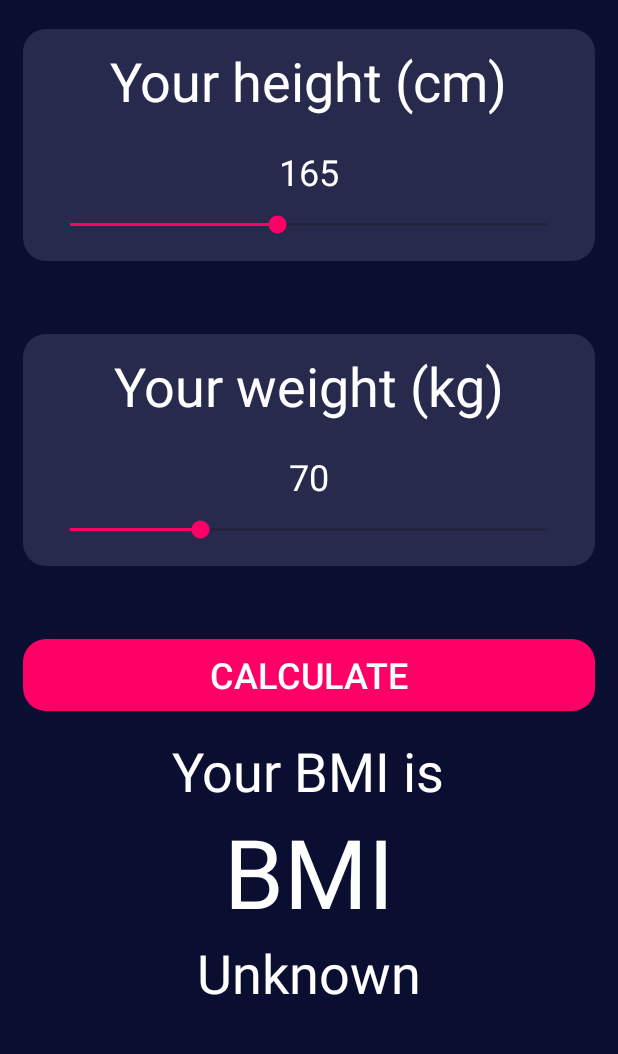
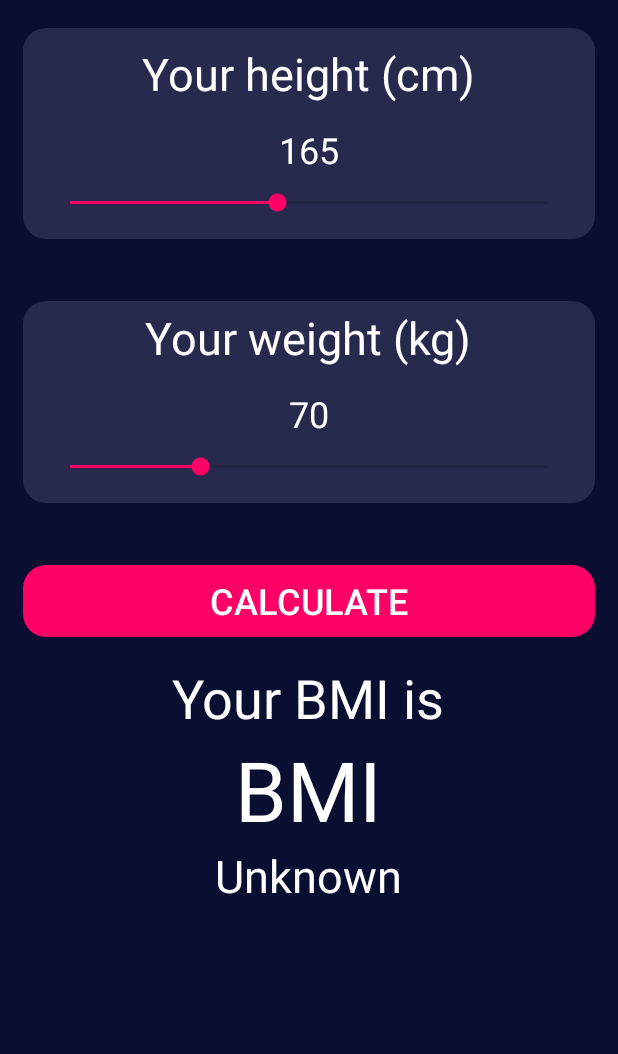
Before and after one commit to mirkamalg/BMICalculator, an Android app: the screen it shows after launch (MainActivity), on a phone screen of 412 x 824 dp, the part 109-1163 px from its top. Run offline under Robolectric (Android 15) with nearby library versions, the phone set to English and light mode, and no system bars.

Commit message:
Edited design and added README.md

```diff
--- a/app/src/main/res/layout/activity_main.xml
+++ b/app/src/main/res/layout/activity_main.xml
@@ -1,6 +1,5 @@
 <?xml version="1.0" encoding="utf-8"?>
 <LinearLayout xmlns:android="http://schemas.android.com/apk/res/android"
-    xmlns:app="http://schemas.android.com/apk/res-auto"
     xmlns:tools="http://schemas.android.com/tools"
     android:layout_width="match_parent"
     android:layout_height="match_parent"
@@ -22,7 +21,7 @@
     <Space
         android:layout_width="match_parent"
         android:layout_height="0dp"
-        android:layout_weight="0.1"/>
+        android:layout_weight="0.05"/>
 
     <LinearLayout
         android:layout_width="match_parent"
@@ -30,17 +29,18 @@
         android:layout_marginStart="15dp"
         android:layout_marginEnd="15dp"
         android:background="@drawable/bg_linear_layout"
-        android:orientation="vertical">
+        android:orientation="vertical"
+        android:layout_marginVertical="8dp">
 
         <TextView
             android:layout_width="wrap_content"
             android:layout_height="wrap_content"
             android:text="@string/your_height"
             android:textColor="@android:color/white"
-            android:textSize="36sp"
+            android:textSize="30sp"
             android:layout_gravity="center"
             android:layout_marginTop="10dp"
-            android:layout_marginBottom="10dp"/>
+            android:layout_marginBottom="4dp"/>
 
         <TextView
             android:id="@+id/heightText"
@@ -67,7 +67,7 @@
     <Space
         android:layout_width="match_parent"
         android:layout_height="0dp"
-        android:layout_weight="0.25"/>
+        android:layout_weight="0.15"/>
 
     <LinearLayout
         android:layout_width="match_parent"
@@ -82,10 +82,11 @@
             android:layout_height="wrap_content"
             android:text="@string/your_weight"
             android:textColor="@android:color/white"
-            android:textSize="36sp"
+            android:textSize="30sp"
             android:layout_gravity="center"
             android:layout_marginTop="10dp"
-            android:layout_marginBottom="10dp"/>
+            android:layout_marginBottom="10dp"
+            android:layout_marginVertical="4dp"/>
 
         <TextView
             android:id="@+id/weightText"
@@ -112,7 +113,7 @@
     <Space
         android:layout_width="match_parent"
         android:layout_height="0dp"
-        android:layout_weight="0.25"/>
+        android:layout_weight="0.15"/>
 
     <Button
         android:id="@+id/calculate_button"
@@ -124,17 +125,18 @@
         android:onClick="calculate"
         android:text="@string/calculate"
         android:textColor="@android:color/white"
-        android:textSize="24sp" />
+        android:textSize="24sp"
+        android:layout_marginVertical="8dp"/>
 
     <TextView
         android:layout_width="wrap_content"
         android:layout_height="wrap_content"
+        android:layout_gravity="center"
+        android:layout_marginTop="8dp"
         android:text="@string/your_bmi_is"
+        android:textAlignment="center"
         android:textColor="@android:color/white"
-        android:textSize="36sp"
-        android:layout_gravity="center"
-        android:layout_marginTop="15dp"
-        android:textAlignment="center"/>
+        android:textSize="36sp" />
 
     <TextView
         android:id="@+id/BMI_text"
@@ -142,7 +144,7 @@
         android:layout_height="wrap_content"
         android:text="@string/bmi"
         android:textColor="@android:color/white"
-        android:textSize="64sp"
+        android:textSize="55sp"
         android:layout_gravity="center"
         android:textAlignment="center"/>
 
@@ -152,7 +154,7 @@
         android:layout_height="wrap_content"
         android:text="@string/unknown"
         android:textColor="@android:color/white"
-        android:textSize="36sp"
+        android:textSize="30sp"
         android:layout_gravity="center"
         android:textAlignment="center"/>
 
```
Also changed, not shown: 2 other files.
